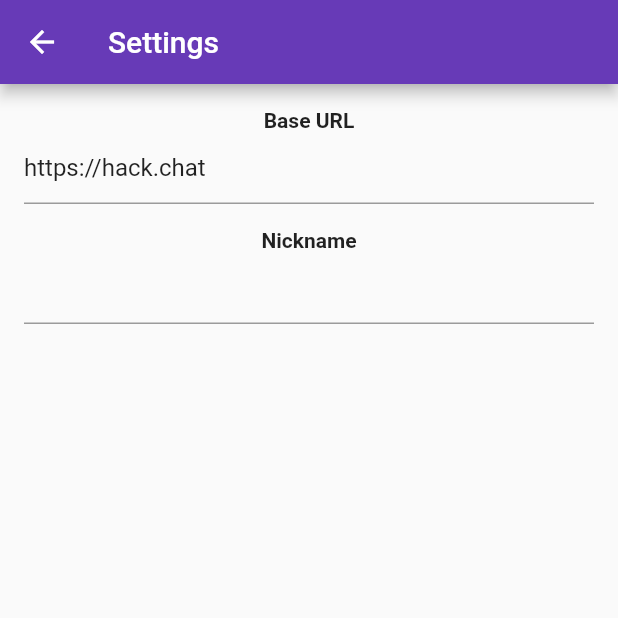
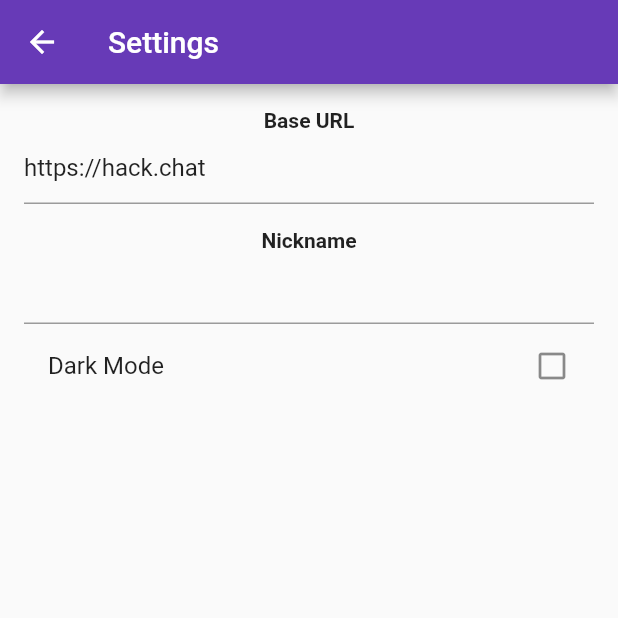
Before and after one commit to LizAinslie/HackChatMobile, a Flutter app: the screen it shows after launch, in the side drawer, after a tap on "Settings", on a phone screen of 412 x 824 dp, the top half of it. Run offline on Flutter 3.47's test engine with Material 2 defaults, Android fonts, the phone set to English and light mode, and no system bars; our stand-ins replace hive, hive_flutter, webview_flutter; accounts and stored records are empty.

Commit message:
Feat: Dark mode
Settings needs to be fine-tuned to fix some padding issues, but it's going to go in a separate commit because I want to abstract a component to change text values.

Signed-off-by: Liz <lizainslie16@gmail.com>

```diff
--- a/lib/main.dart
+++ b/lib/main.dart
@@ -16,6 +16,10 @@ main() async {
     settings.put('baseUrl', defaultBaseUrl);
   }
 
+  if (!settings.containsKey('darkMode')) {
+    settings.put('darkMode', false);
+  }
+
   runApp(const MyApp());
 }
 
@@ -24,12 +28,25 @@ class MyApp extends StatelessWidget {
 
   @override
   Widget build(BuildContext context) {
+    return ValueListenableBuilder(
+      valueListenable: Hive.box(settingsBox).listenable(),
+      builder: (BuildContext context, Box settings, _) {
+        bool darkMode = settings.get('darkMode', defaultValue: false);
         return MaterialApp(
           title: 'HackChat',
+          themeMode: darkMode ? ThemeMode.dark : ThemeMode.light,
+          darkTheme: ThemeData.from(
+            colorScheme: const ColorScheme.dark(
+              primary: Colors.deepPurple,
+              primaryVariant: Colors.deepPurpleAccent,
+            ),
+          ),
           theme: ThemeData(
             primarySwatch: Colors.deepPurple,
           ),
           home: const HomePage(),
         );
+      },
+    );
   }
 }
--- a/lib/pages/settings.dart
+++ b/lib/pages/settings.dart
@@ -20,7 +20,8 @@ class _SettingsPageState extends State<SettingsPage> {
       ),
       body: ValueListenableBuilder(
         valueListenable: Hive.box(settingsBox).listenable(),
-        builder: (context, Box settings, widget) {
+        builder: (context, Box settings, _) {
+          bool darkMode = settings.get('darkMode', defaultValue: false);
           return Container(
             padding: const EdgeInsets.all(16),
             child: Column(
@@ -45,6 +46,16 @@ class _SettingsPageState extends State<SettingsPage> {
                     settings.put('nickname', text);
                   },
                 ),
+                ListTile(
+                  title: const Text('Dark Mode'),
+                  trailing: Icon(
+                    darkMode ? Icons.check_box : Icons.check_box_outline_blank,
+                    semanticLabel: darkMode ? 'Disable Dark Mode' : 'Enable Dark Mode',
+                  ),
+                  onTap: () {
+                    settings.put('darkMode', !darkMode);
+                  },
+                ),
               ],
             ),
           );
```
Lines whose indentation alone changed are shown as unchanged.
